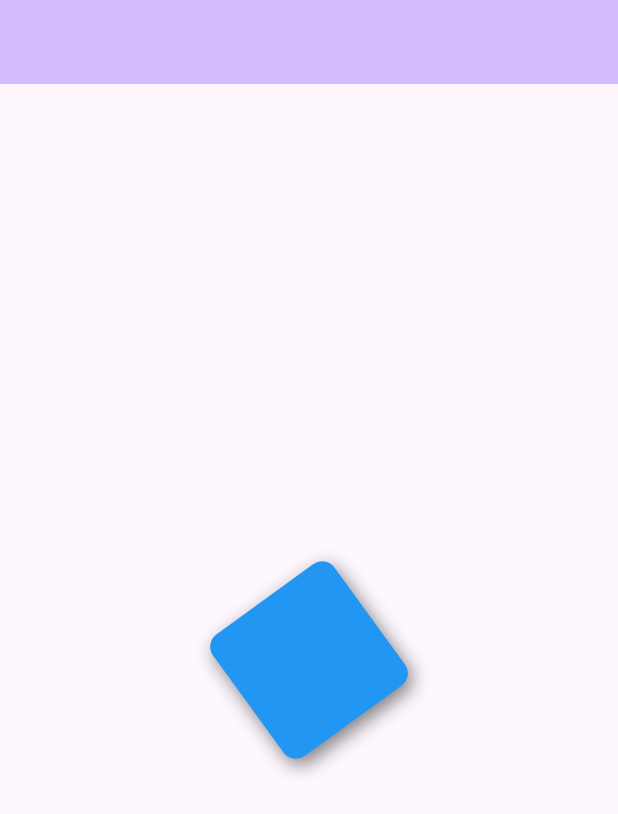
After one commit to vikassurera/flutter-animations, a Flutter app: the screen it shows after launch, on a phone screen of 412 x 824 dp. The commit adds this screen. Shown: the top 814 px of the screen. Run offline on Flutter 3.47's test engine with Material 2 defaults, Android fonts, the phone set to English and light mode, and no system bars.

Commit message:
Moved basic animation to different component

```diff
--- /dev/null
+++ b/example1/lib/animations/basic_animation.dart
@@ -0,0 +1,79 @@
+import 'dart:math';
+import 'package:flutter/material.dart';
+
+class BasicAnimation extends StatefulWidget {
+  const BasicAnimation({super.key});
+
+  @override
+  State<BasicAnimation> createState() => _BasicAnimationState();
+}
+
+class _BasicAnimationState extends State<BasicAnimation>
+    with SingleTickerProviderStateMixin {
+  // Declare the animation controller and animation
+  late AnimationController _controller;
+  late Animation<double> _animation;
+
+  @override
+  void initState() {
+    super.initState();
+
+    // Initialize the animation controller
+    _controller = AnimationController(
+      duration: const Duration(seconds: 2),
+      vsync: this,
+    );
+
+    // Initialize the animation
+    _animation = Tween<double>(begin: 0, end: 2 * pi).animate(_controller);
+
+    // Start the animation
+    _controller.repeat();
+  }
+
+  @override
+  void dispose() {
+    super.dispose();
+
+    // Dispose the animation controller
+    _controller.dispose();
+  }
+
+  @override
+  Widget build(BuildContext context) {
+    return Scaffold(
+      appBar: AppBar(
+        backgroundColor: Theme.of(context).colorScheme.inversePrimary,
+      ),
+      body: Center(
+        // Wrap the AnimatedBuilder with a Container
+        child: AnimatedBuilder(
+          animation: _animation,
+          builder: (context, child) {
+            // Return a Transform widget
+            return Transform(
+              alignment: Alignment.center,
+              // Rotate the child by the current value of the animation
+              transform: Matrix4.identity()..rotateZ(_animation.value),
+              child: Container(
+                height: 100,
+                width: 100,
+                decoration: BoxDecoration(
+                  color: Colors.blue,
+                  borderRadius: BorderRadius.circular(10),
+                  boxShadow: [
+                    BoxShadow(
+                      color: Colors.black.withOpacity(0.5),
+                      blurRadius: 10,
+                      offset: const Offset(0, 5),
+                    ),
+                  ],
+                ),
+              ),
+            );
+          },
+        ),
+      ),
+    );
+  }
+}
```
Also changed, not shown: example1/lib/main.dart (+2 -74 lines), 1 other file.
